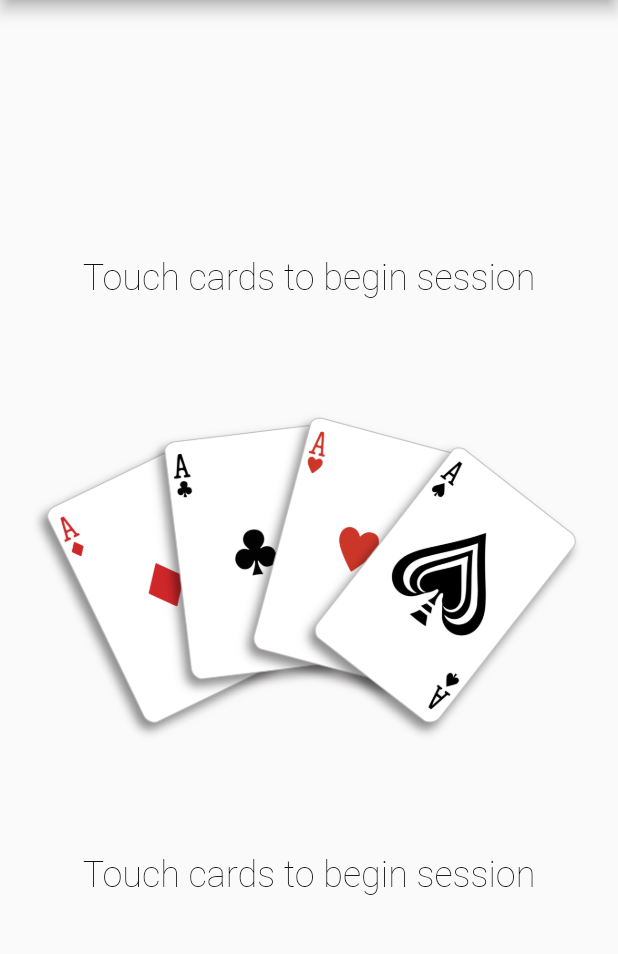
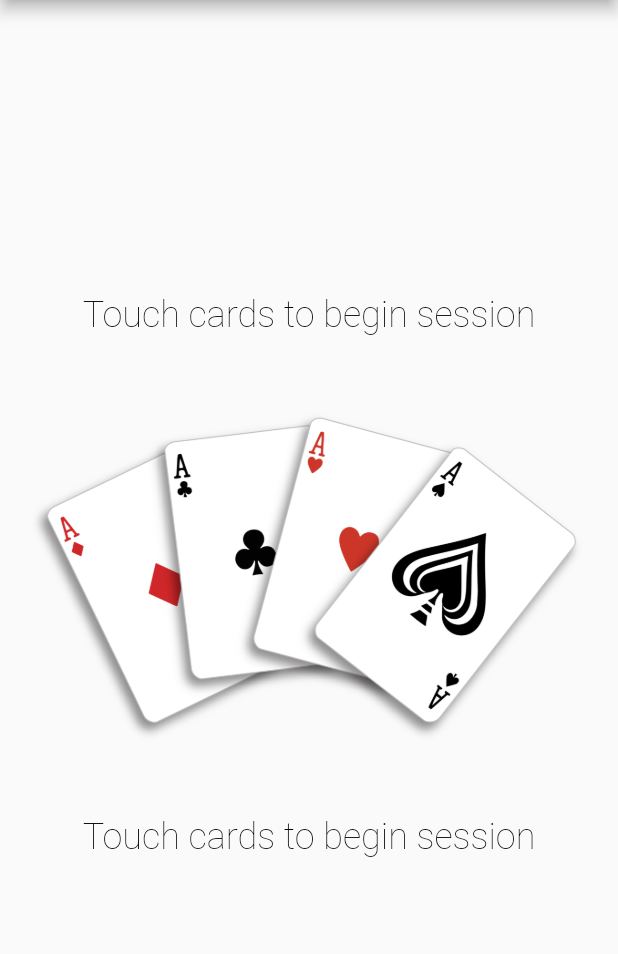
Before and after one commit to dogBarrett/home_pt, a Flutter app: the DeckOfCards screen opened directly, on a phone screen of 412 x 824 dp, the part 84-1038 px from its top. Run offline on Flutter 3.47's test engine with Material 2 defaults, Android fonts, the phone set to English and light mode, and no system bars; our stand-ins replace shared_preferences; accounts and stored records are empty.

Commit message:
Inital commit

```diff
--- a/lib/presentation/widgets/deck_of_cards.dart
+++ b/lib/presentation/widgets/deck_of_cards.dart
@@ -58,7 +58,7 @@ class _DeckOfCards extends State<DeckOfCards> {
               new InkWell(
                 child: Container(
                   child: _getCardImage(),
-                  height: 350,
+                  height: 300,
                 ),
                 onTap: () {
                   if (numberOfCardsLeft > 1) {
--- a/pubspec.yaml
+++ b/pubspec.yaml
@@ -15,7 +15,7 @@ publish_to: 'none' # Remove this line if you wish to publish to pub.dev
 # In iOS, build-name is used as CFBundleShortVersionString while build-number used as CFBundleVersion.
 # Read more about iOS versioning at
 # https://developer.apple.com/library/archive/documentation/General/Reference/InfoPlistKeyReference/Articles/CoreFoundationKeys.html
-version: 1.0.0+1
+version: 1.0.1+2
 
 environment:
   sdk: ">=2.12.0 <3.0.0"
```
Also changed, not shown: 36 other files.
